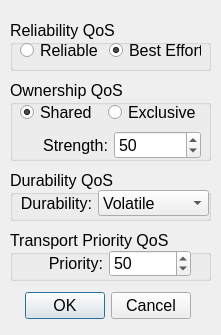
Qt form demo/ishapes/macos/writerQosForm.ui (nevion/simd-cxx-old) before a commit.
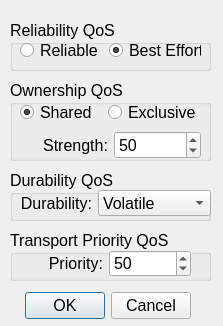
The same form after that commit.

```diff
--- a/demo/ishapes/macos/writerQosForm.ui
+++ b/demo/ishapes/macos/writerQosForm.ui
@@ -9,8 +9,8 @@
    <rect>
     <x>0</x>
     <y>0</y>
-    <width>221</width>
-    <height>335</height>
+    <width>223</width>
+    <height>326</height>
    </rect>
   </property>
   <property name="windowTitle">
@@ -317,7 +317,7 @@
      <rect>
       <x>10</x>
       <y>20</y>
-      <width>189</width>
+      <width>191</width>
       <height>26</height>
      </rect>
     </property>
```
